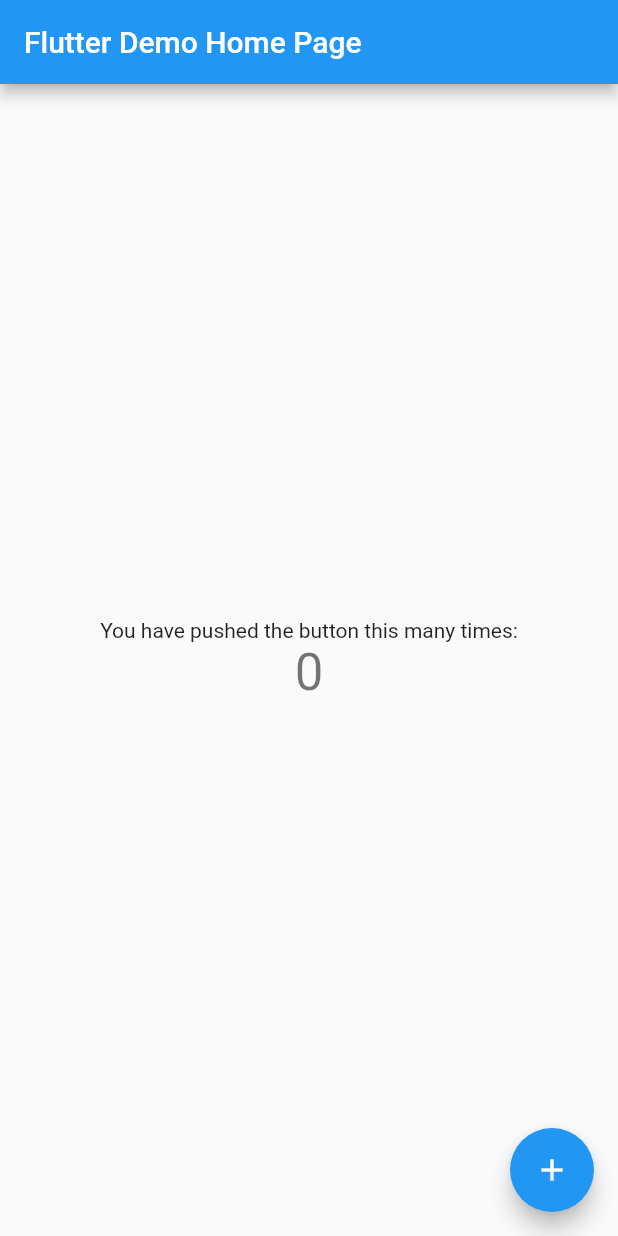
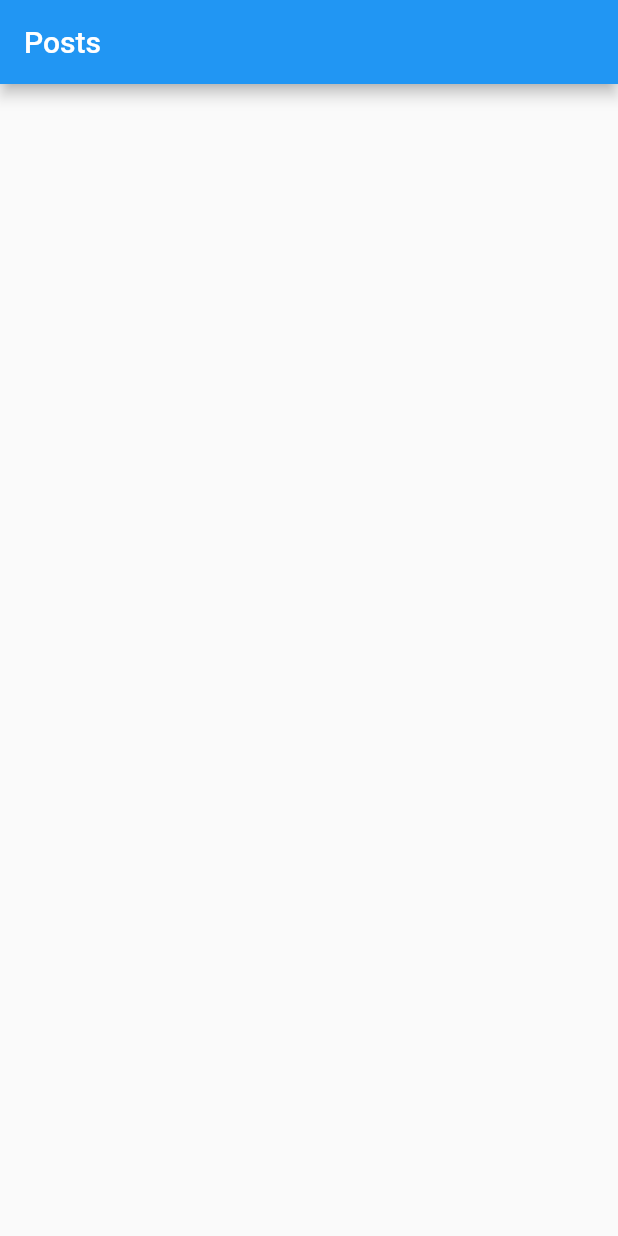
Before and after one commit to luthfibg/neurist_mobile, a Flutter app: the screen it shows after launch, on a phone screen of 412 x 824 dp. Run offline on Flutter 3.47's test engine with Material 2 defaults, Android fonts, the phone set to English and light mode, and no system bars.

Commit message:
[#002] first initiate folders and file

```diff
--- a/lib/main.dart
+++ b/lib/main.dart
@@ -1,4 +1,5 @@
 import 'package:flutter/material.dart';
+import './views/home.dart';
 
 void main() {
   runApp(const MyApp());
@@ -13,103 +14,9 @@
     return MaterialApp(
       title: 'Flutter Demo',
       theme: ThemeData(
-        // This is the theme of your application.
-        //
-        // Try running your application with "flutter run". You'll see the
-        // application has a blue toolbar. Then, without quitting the app, try
-        // changing the primarySwatch below to Colors.green and then invoke
-        // "hot reload" (press "r" in the console where you ran "flutter run",
-        // or simply save your changes to "hot reload" in a Flutter IDE).
-        // Notice that the counter didn't reset back to zero; the application
-        // is not restarted.
         primarySwatch: Colors.blue,
       ),
-      home: const MyHomePage(title: 'Flutter Demo Home Page'),
+      home: const Home(),
     );
   }
 }
-
-class MyHomePage extends StatefulWidget {
-  const MyHomePage({super.key, required this.title});
-
-  // This widget is the home page of your application. It is stateful, meaning
-  // that it has a State object (defined below) that contains fields that affect
-  // how it looks.
-
-  // This class is the configuration for the state. It holds the values (in this
-  // case the title) provided by the parent (in this case the App widget) and
-  // used by the build method of the State. Fields in a Widget subclass are
-  // always marked "final".
-
-  final String title;
-
-  @override
-  State<MyHomePage> createState() => _MyHomePageState();
-}
-
-class _MyHomePageState extends State<MyHomePage> {
-  int _counter = 0;
-
-  void _incrementCounter() {
-    setState(() {
-      // This call to setState tells the Flutter framework that something has
-      // changed in this State, which causes it to rerun the build method below
-      // so that the display can reflect the updated values. If we changed
-      // _counter without calling setState(), then the build method would not be
-      // called again, and so nothing would appear to happen.
-      _counter++;
-    });
-  }
-
-  @override
-  Widget build(BuildContext context) {
-    // This method is rerun every time setState is called, for instance as done
-    // by the _incrementCounter method above.
-    //
-    // The Flutter framework has been optimized to make rerunning build methods
-    // fast, so that you can just rebuild anything that needs updating rather
-    // than having to individually change instances of widgets.
-    return Scaffold(
-      appBar: AppBar(
-        // Here we take the value from the MyHomePage object that was created by
-        // the App.build method, and use it to set our appbar title.
-        title: Text(widget.title),
-      ),
-      body: Center(
-        // Center is a layout widget. It takes a single child and positions it
-        // in the middle of the parent.
-        child: Column(
-          // Column is also a layout widget. It takes a list of children and
-          // arranges them vertically. By default, it sizes itself to fit its
-          // children horizontally, and tries to be as tall as its parent.
-          //
-          // Invoke "debug painting" (press "p" in the console, choose the
-          // "Toggle Debug Paint" action from the Flutter Inspector in Android
-          // Studio, or the "Toggle Debug Paint" command in Visual Studio Code)
-          // to see the wireframe for each widget.
-          //
-          // Column has various properties to control how it sizes itself and
-          // how it positions its children. Here we use mainAxisAlignment to
-          // center the children vertically; the main axis here is the vertical
-          // axis because Columns are vertical (the cross axis would be
-          // horizontal).
-          mainAxisAlignment: MainAxisAlignment.center,
-          children: <Widget>[
-            const Text(
-              'You have pushed the button this many times:',
-            ),
-            Text(
-              '$_counter',
-              style: Theme.of(context).textTheme.headlineMedium,
-            ),
-          ],
-        ),
-      ),
-      floatingActionButton: FloatingActionButton(
-        onPressed: _incrementCounter,
-        tooltip: 'Increment',
-        child: const Icon(Icons.add),
-      ), // This trailing comma makes auto-formatting nicer for build methods.
-    );
-  }
-}
--- /dev/null
+++ b/lib/views/home.dart
@@ -0,0 +1,19 @@
+import 'package:flutter/material.dart';
+
+class Home extends StatefulWidget {
+  const Home({super.key});
+
+  @override
+  State<Home> createState() => _HomeState();
+}
+
+class _HomeState extends State<Home> {
+  @override
+  Widget build(BuildContext context) {
+    return Scaffold(
+      appBar: AppBar(
+        title: const Text('Posts'),
+      ),
+    );
+  }
+}
--- a/pubspec.yaml
+++ b/pubspec.yaml
@@ -32,6 +32,7 @@
   flutter:
     sdk: flutter
 
+  http: ^0.13.5
 
   # The following adds the Cupertino Icons font to your application.
   # Use with the CupertinoIcons class for iOS style icons.
@@ -53,7 +54,6 @@
 
 # The following section is specific to Flutter packages.
 flutter:
-
   # The following line ensures that the Material Icons font is
   # included with your application, so that you can use the icons in
   # the material Icons class.
```
Also changed, not shown: pubspec.lock.
